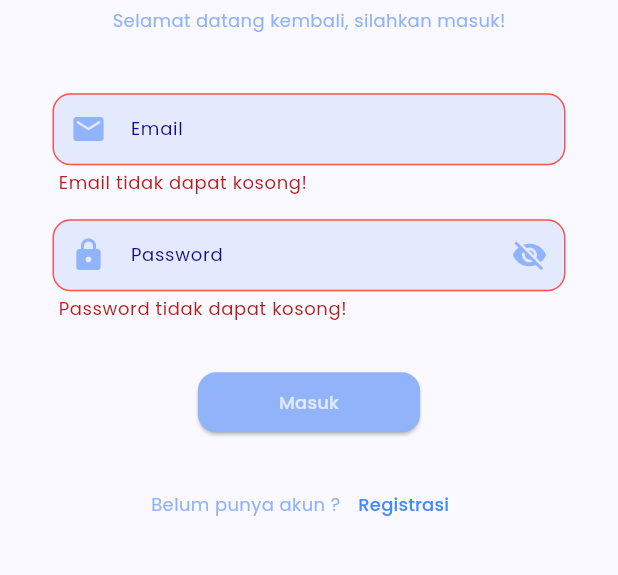
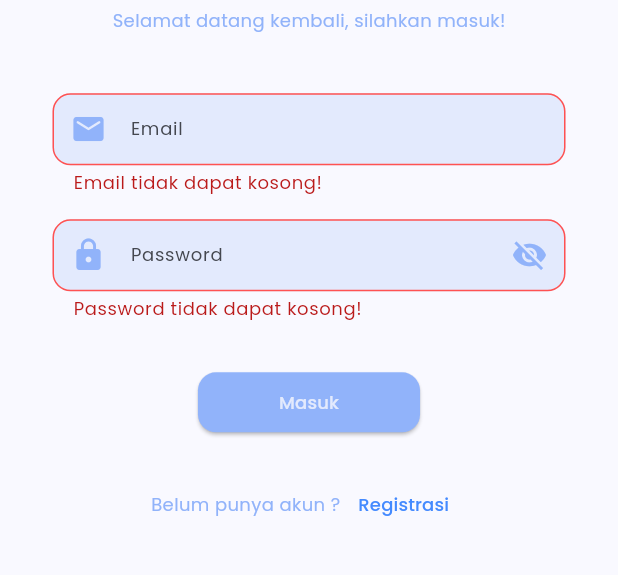
Before and after one commit to Rofiq126/Chat-App, a Flutter app: the screen it shows after launch, after a tap on "Masuk", on a phone screen of 412 x 824 dp, the part 527-1102 px from its top. Run offline on Flutter 3.47's test engine with Material 2 defaults, Android fonts, the light colour scheme and no system bars; our stand-ins replace awesome_snackbar_content, cloud_firestore, firebase_auth, firebase_core; accounts and stored records are empty; statements that could not run were skipped.

Commit message:
adding prefix icon variables

```diff
--- a/lib/common/custom_text_form_field.dart
+++ b/lib/common/custom_text_form_field.dart
@@ -4,7 +4,7 @@ import 'package:flutter/material.dart';
 // ignore: must_be_immutable
 class CustomTextFormField extends StatefulWidget {
   final String hintTExt;
-  final Icon prefixIcon;
+  final Widget? prefixIcon;
   final TextEditingController controller;
   final FormFieldValidator validator;
   final bool obsecure;
@@ -15,7 +15,7 @@ class CustomTextFormField extends StatefulWidget {
       required this.controller,
       required this.validator,
       required this.obsecure,
-      required this.prefixIcon,
+      this.prefixIcon,
       this.suffix})
       : super(key: key);
 
@@ -32,8 +32,8 @@ class _CustomTextFormFieldState extends State<CustomTextFormField> {
       obscureText: widget.obsecure,
       validator: widget.validator,
       decoration: InputDecoration(
-        hintStyle: Styles.reguler,
-        contentPadding: EdgeInsets.zero,
+        hintStyle: Styles.regulerSecondry,
+        contentPadding: const EdgeInsets.all(10),
         hintText: widget.hintTExt,
         prefixIcon: widget.prefixIcon,
         filled: true,
```
